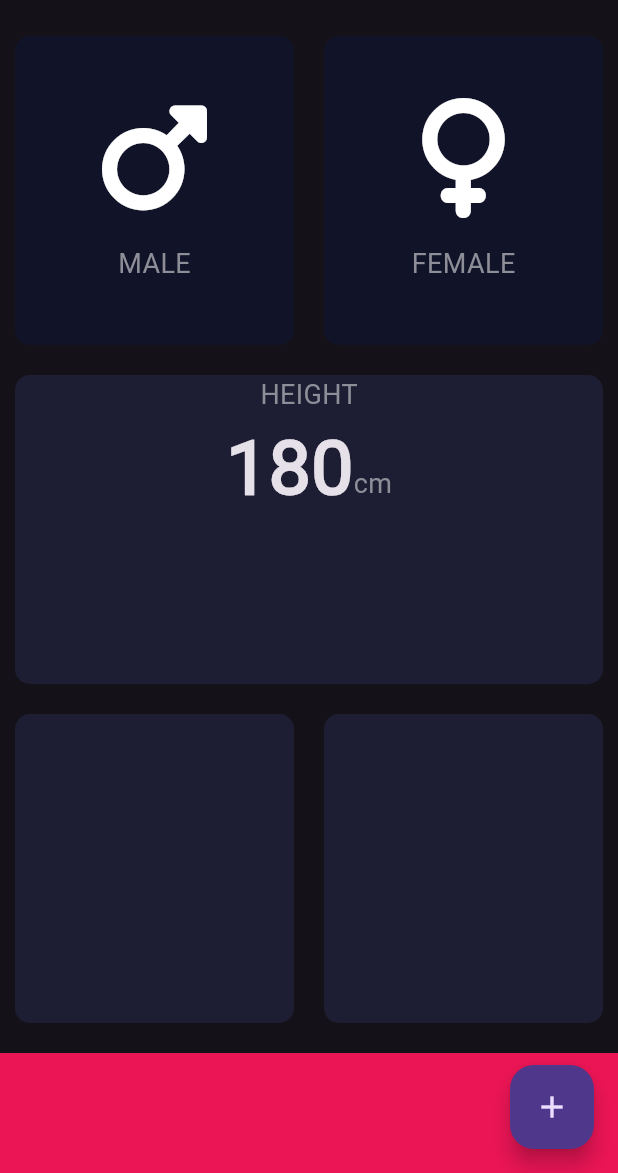
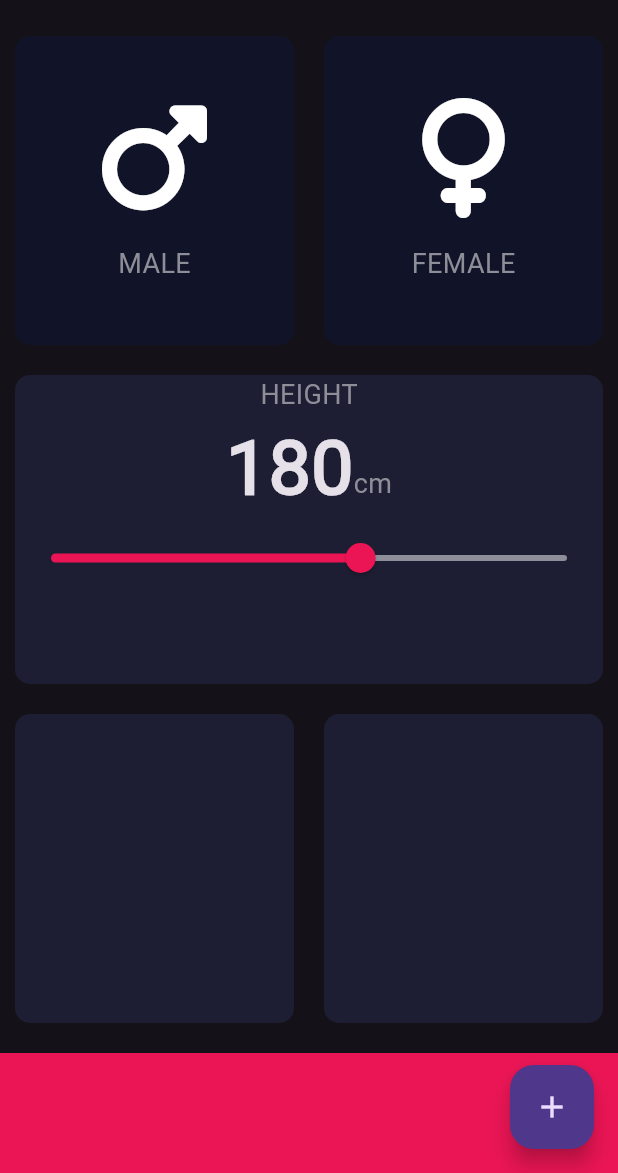
Before and after one commit to dawit2123/Flutter-Projects, a Flutter app: the screen it shows after launch, on a phone screen of 412 x 824 dp, the part 63-1236 px from its top. Run offline on Flutter 3.47's test engine with Material 3 defaults, Android fonts, the phone set to English and light mode, and no system bars; our stand-ins replace audioplayers, font_awesome_flutter, rflutter_alert; missing offline and left inert: dart:html.

Commit message:
height component slider done

```diff
--- a/bmi_calculator/lib/input_page.dart
+++ b/bmi_calculator/lib/input_page.dart
@@ -19,6 +19,7 @@ class InputPage extends StatefulWidget {
 
 class _InputPageState extends State<InputPage> {
   Gender? selectedGender;
+  int height = 180;
   @override
   Widget build(BuildContext context) {
     return Scaffold(
@@ -78,7 +79,7 @@ class _InputPageState extends State<InputPage> {
                             textBaseline: TextBaseline.alphabetic,
                             children: <Widget>[
                               Text(
-                                '180',
+                                height.toString(),
                                 style: kNumTextStyle,
                               ),
                               Text(
@@ -86,6 +87,18 @@ class _InputPageState extends State<InputPage> {
                                 style: textDefaultStyle,
                               )
                             ],
+                          ),
+                          Slider(
+                            value: height.toDouble(),
+                            min: 120.0,
+                            max: 220.0,
+                            activeColor: Color(0xffeb1555),
+                            inactiveColor: Color(0xff8d8e98),
+                            onChanged: (double newValue) {
+                              setState(() {
+                                height = newValue.round();
+                              });
+                            },
                           )
                         ],
                       )))
```
